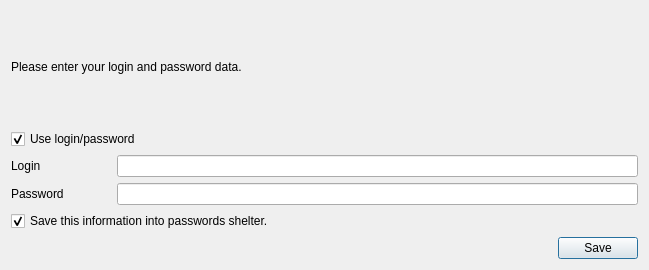
Above: QScreenshot/SignInDialog.ui from dbautsch/QScreenshot before the change. Below: the same form after it.
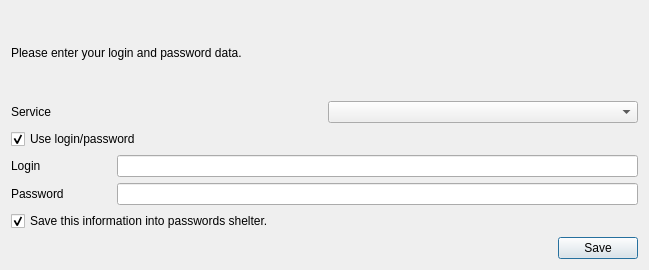
That is the form after the change.

Diff of the .ui file:
```diff
--- a/QScreenshot/SignInDialog.ui
+++ b/QScreenshot/SignInDialog.ui
@@ -35,6 +35,26 @@
      </item>
     </layout>
    </item>
+   <item>
+    <layout class="QHBoxLayout" name="horizontalLayout_7">
+     <item>
+      <widget class="QLabel" name="label_4">
+       <property name="minimumSize">
+        <size>
+         <width>100</width>
+         <height>0</height>
+        </size>
+       </property>
+       <property name="text">
+        <string>Service</string>
+       </property>
+      </widget>
+     </item>
+     <item>
+      <widget class="QComboBox" name="serviceCombo"/>
+     </item>
+    </layout>
+   </item>
    <item>
     <layout class="QHBoxLayout" name="horizontalLayout_3">
      <item>
```
